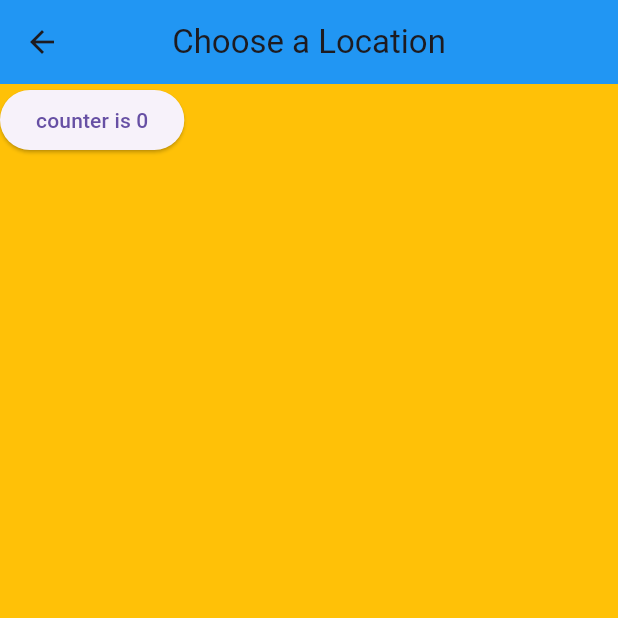
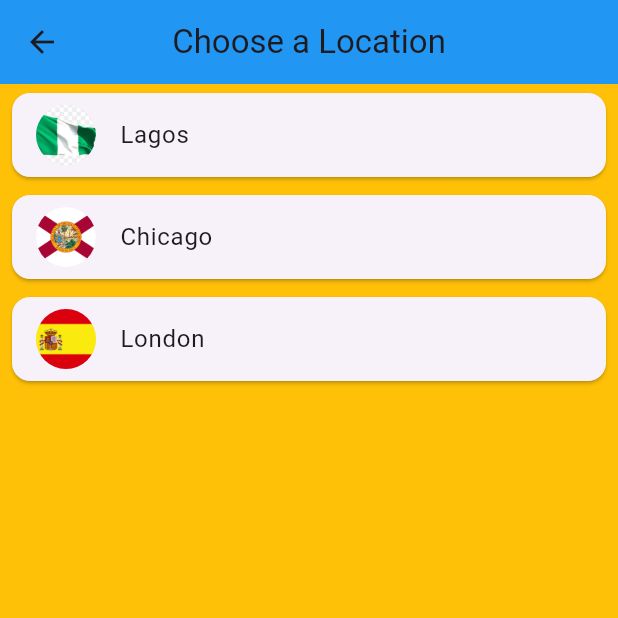
Before and after one commit to KizoDev/World_Time_App, a Flutter app: the ChooseLocation screen opened by its route, on a phone screen of 412 x 824 dp, the top half of it. Run offline on Flutter 3.47's test engine with Material 3 defaults, Android fonts, the phone set to English and light mode, and no system bars; our stand-ins replace flutter_spinkit; network calls fail.

Commit message:
finish routing

```diff
--- a/lib/main.dart
+++ b/lib/main.dart
@@ -6,7 +6,7 @@ import 'package:world_time_app/pages/choose_location.dart';
 void main() => runApp(MaterialApp(
       initialRoute: '/',
       routes: {
-        '/': (context) => Loading(),
+        '/': (context) => const Loading(),
         '/home': (context) => Home(),
         '/location': (context) => ChooseLocation(),
       },
--- a/lib/pages/choose_location.dart
+++ b/lib/pages/choose_location.dart
@@ -1,13 +1,31 @@
 import 'package:flutter/material.dart';
+import 'package:world_time_app/service/world_time.dart';
 
 class ChooseLocation extends StatefulWidget {
   @override
   State<ChooseLocation> createState() => _ChooseLocationState();
 }
 
-int counter = 0;
+class _ChooseLocationState extends State<ChooseLocation> {
+  List<WorldTime> locations = [
+    WorldTime(url: 'Africa/Lagos', location: 'Lagos', flag: 'NG.jpeg'),
+    WorldTime(url: 'America/Chicago', location: 'Chicago', flag: 'FD.png'),
+    WorldTime(url: 'Europe/London', location: 'London', flag: 'SP.png')
+  ];
 
-class _ChooseLocationState extends State<ChooseLocation> {
+  void updateTime(index) async {
+    WorldTime instance = locations[index];
+    await instance.getTime();
+
+    // navigate to home screen
+    Navigator.pop(context, {
+      'location': instance.location,
+      'flag': instance.flag,
+      'time': instance.time,
+      'isDayTime': instance.isDayTime
+    });
+  }
+
   @override
   void initState() {
     super.initState();
@@ -25,12 +43,23 @@ class _ChooseLocationState extends State<ChooseLocation> {
         centerTitle: true,
         elevation: 0,
       ),
-        body: ElevatedButton(
-            onPressed: () {
-              setState(() {
-                counter += 1;
-              });
+      body: ListView.builder(
+        itemCount: locations.length,
+        itemBuilder: (context, index) {
+          return Padding(
+            padding: const EdgeInsets.symmetric(vertical: 2.0, horizontal: 4.0),
+            child: Card(
+              child: ListTile(
+                onTap: () {},
+                title: Text(locations[index].location!),
+                leading: CircleAvatar(
+                    backgroundImage:
+                        AssetImage('assets/${locations[index].flag}')),
+              ),
+            ),
+          );
         },
-            child: Text('counter is $counter')));
+      ),
+    );
   }
 }
```
Also changed, not shown: lib/pages/home.dart (+72 -9 lines), lib/pages/loading.dart (+17 -9 lines), lib/service/world_time.dart (+7 -5 lines), pubspec.yaml (+6 -2 lines), assets/FD.png (added), assets/NG.jpeg (added), assets/SP.png (added), assets/day.jpeg (added), assets/night.webp (added), pubspec.lock, 1 other file. Lines whose indentation alone changed are shown as unchanged.
